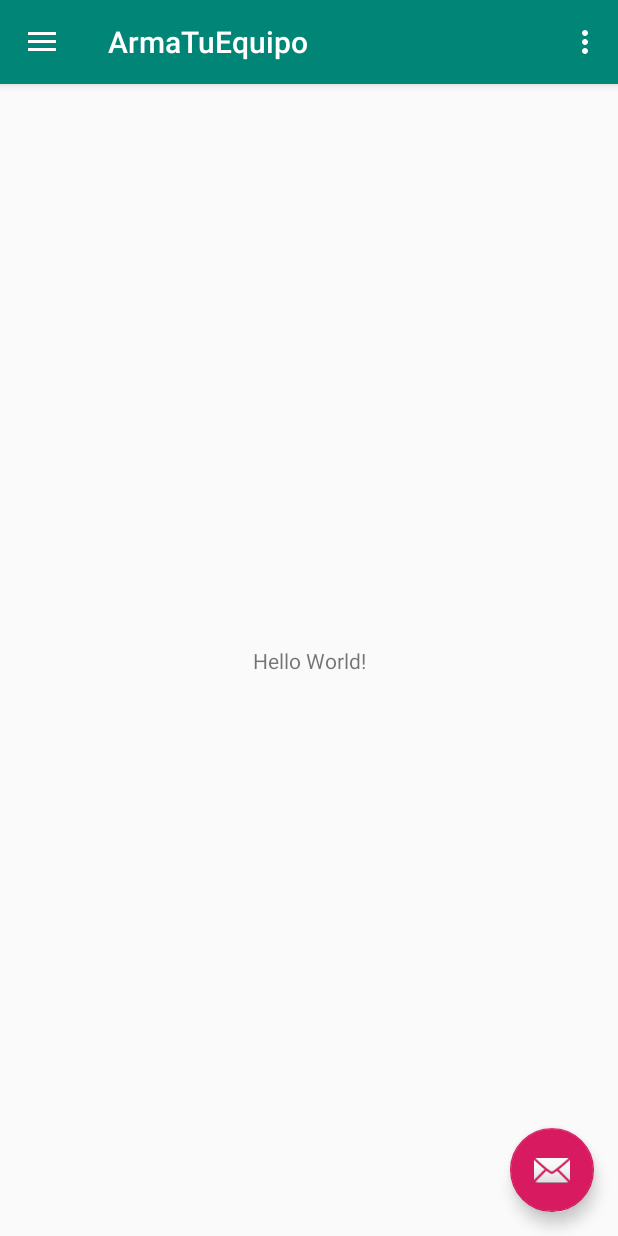
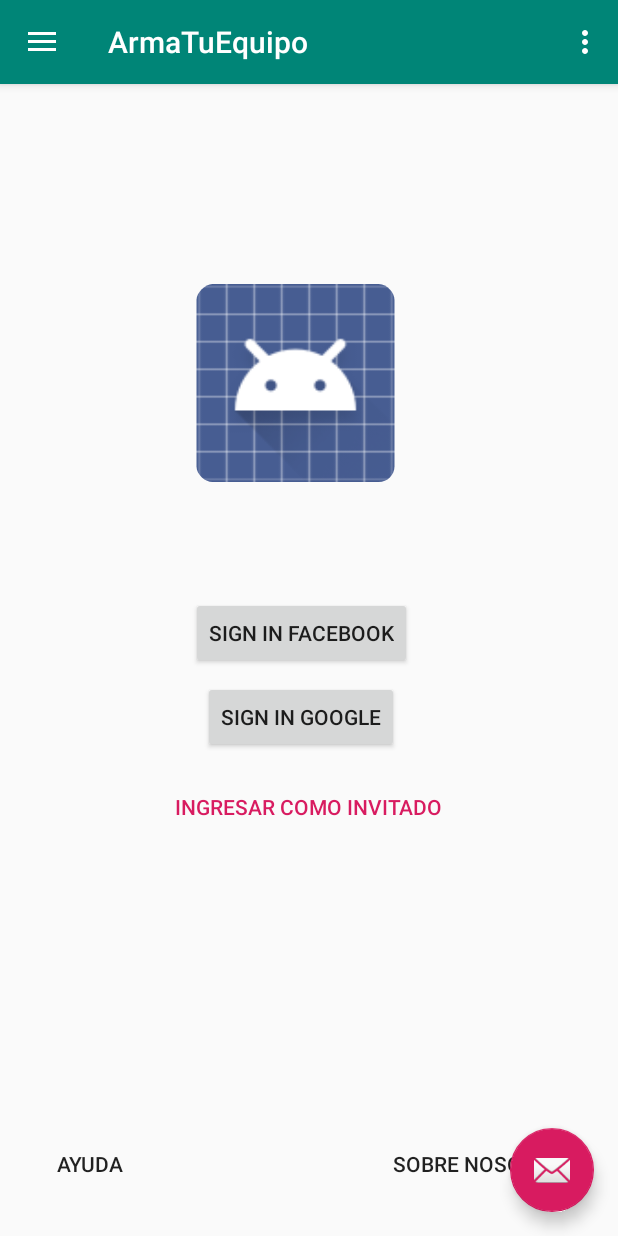
Before and after one commit to dvillarreal1234/ArmaTuEquipo, an Android app: the screen it shows after launch (MainActivity), on a phone screen of 412 x 824 dp. Run offline under Robolectric (Android 15) with nearby library versions, the phone set to English and light mode, and no system bars.

Commit message:
Modifique el content_main.xml donde va a estar el Login de la App

```diff
--- a/app/src/main/java/com/ulp/villa/armatuequipo/MainActivity.java
+++ b/app/src/main/java/com/ulp/villa/armatuequipo/MainActivity.java
@@ -20,6 +20,8 @@ import androidx.appcompat.app.AppCompatActivity;
 import androidx.appcompat.widget.Toolbar;
 
 import android.view.Menu;
+import android.widget.Button;
+import android.widget.Toast;
 
 public class MainActivity extends AppCompatActivity
         implements NavigationView.OnNavigationItemSelectedListener {
@@ -45,6 +47,47 @@ public class MainActivity extends AppCompatActivity
         drawer.addDrawerListener(toggle);
         toggle.syncState();
         navigationView.setNavigationItemSelectedListener(this);
+
+        Button btnFace = (Button) findViewById(R.id.btnFacebook);
+        Button btnGoogle = (Button) findViewById(R.id.btnGoogle);
+        Button btnAyuda = (Button) findViewById(R.id.btnAyuda);
+        Button btnSobreNos = (Button) findViewById(R.id.btnSobreNosotros);
+        Button btnInvitado = (Button) findViewById(R.id.btnInvitado);
+
+        btnFace.setOnClickListener(new View.OnClickListener() {
+            @Override
+            public void onClick(View view) {
+                Toast.makeText(getApplicationContext(),"Login con Face", Toast.LENGTH_SHORT).show();
+            }
+        });
+
+        btnGoogle.setOnClickListener(new View.OnClickListener() {
+            @Override
+            public void onClick(View view) {
+                Toast.makeText(getApplicationContext(),"Login con Google", Toast.LENGTH_SHORT).show();
+            }
+        });
+
+        btnAyuda.setOnClickListener(new View.OnClickListener() {
+            @Override
+            public void onClick(View view) {
+                Toast.makeText(getApplicationContext(),"Aiuda", Toast.LENGTH_SHORT).show();
+            }
+        });
+
+        btnSobreNos.setOnClickListener(new View.OnClickListener() {
+            @Override
+            public void onClick(View view) {
+                Toast.makeText(getApplicationContext(),"Sobre nosotros", Toast.LENGTH_SHORT).show();
+            }
+        });
+
+        btnInvitado.setOnClickListener(new View.OnClickListener() {
+            @Override
+            public void onClick(View view) {
+                Toast.makeText(getApplicationContext(),"Ingresar como invitado", Toast.LENGTH_SHORT).show();
+            }
+        });
     }
 
     @Override
--- a/app/src/main/res/layout/content_main.xml
+++ b/app/src/main/res/layout/content_main.xml
@@ -6,15 +6,95 @@
     android:layout_height="match_parent"
     app:layout_behavior="@string/appbar_scrolling_view_behavior"
     tools:context=".MainActivity"
+    tools:layout_editor_absoluteY="56dp"
     tools:showIn="@layout/app_bar_main">
 
-    <TextView
+    <ImageView
+        android:id="@+id/imageView2"
+        android:layout_width="139dp"
+        android:layout_height="132dp"
+        android:layout_marginTop="8dp"
+        android:layout_marginBottom="8dp"
+        app:layout_constraintBottom_toTopOf="@+id/guideline"
+        app:layout_constraintEnd_toEndOf="parent"
+        app:layout_constraintHorizontal_bias="0.466"
+        app:layout_constraintStart_toStartOf="parent"
+        app:layout_constraintTop_toTopOf="parent"
+        app:srcCompat="@android:drawable/sym_def_app_icon" />
+
+    <androidx.constraintlayout.widget.Guideline
+        android:id="@+id/guideline"
         android:layout_width="wrap_content"
         android:layout_height="wrap_content"
-        android:text="Hello World!"
+        android:orientation="horizontal"
+        app:layout_constraintGuide_percent="0.5185185" />
+
+
+    <Button
+        android:id="@+id/btnFacebook"
+        android:layout_width="wrap_content"
+        android:layout_height="wrap_content"
+        android:layout_marginBottom="8dp"
+        android:text="Sign in Facebook"
+        app:layout_constraintBottom_toTopOf="@+id/guideline"
+        app:layout_constraintEnd_toEndOf="parent"
+        app:layout_constraintHorizontal_bias="0.482"
+        app:layout_constraintStart_toStartOf="parent" />
+
+    <Button
+        android:id="@+id/btnGoogle"
+        android:layout_width="wrap_content"
+        android:layout_height="wrap_content"
+        android:layout_marginTop="8dp"
+        android:text="Sign In Google"
+        app:layout_constraintEnd_toEndOf="parent"
+        app:layout_constraintHorizontal_bias="0.482"
+        app:layout_constraintStart_toStartOf="parent"
+        app:layout_constraintTop_toBottomOf="@+id/btnFacebook" />
+
+    <Button
+        android:id="@+id/btnInvitado"
+        style="@style/Widget.AppCompat.Button.Borderless.Colored"
+        android:layout_width="wrap_content"
+        android:layout_height="wrap_content"
+        android:layout_marginTop="60dp"
+        android:text="Ingresar como Invitado"
+        app:layout_constraintEnd_toEndOf="parent"
+        app:layout_constraintHorizontal_bias="0.498"
+        app:layout_constraintStart_toStartOf="parent"
+        app:layout_constraintTop_toTopOf="@+id/btnGoogle" />
+
+    <androidx.constraintlayout.widget.Guideline
+        android:id="@+id/guideline2"
+        android:layout_width="wrap_content"
+        android:layout_height="wrap_content"
+        android:backgroundTint="#00000000"
+        android:orientation="horizontal"
+        android:visibility="visible"
+        app:layout_constraintGuide_percent="0.87" />
+
+    <Button
+        android:id="@+id/btnAyuda"
+        style="@style/Widget.AppCompat.Button.Borderless"
+        android:layout_width="wrap_content"
+        android:layout_height="wrap_content"
+        android:layout_marginEnd="8dp"
+        android:layout_marginBottom="24dp"
+        android:text="Ayuda"
         app:layout_constraintBottom_toBottomOf="parent"
-        app:layout_constraintLeft_toLeftOf="parent"
-        app:layout_constraintRight_toRightOf="parent"
-        app:layout_constraintTop_toTopOf="parent" />
+        app:layout_constraintEnd_toStartOf="@+id/btnSobreNosotros"
+        app:layout_constraintHorizontal_bias="0.103"
+        app:layout_constraintStart_toStartOf="parent" />
+
+    <Button
+        android:id="@+id/btnSobreNosotros"
+        style="@style/Widget.AppCompat.Button.Borderless"
+        android:layout_width="wrap_content"
+        android:layout_height="wrap_content"
+        android:layout_marginEnd="16dp"
+        android:layout_marginBottom="24dp"
+        android:text="Sobre Nosotros"
+        app:layout_constraintBottom_toBottomOf="parent"
+        app:layout_constraintEnd_toEndOf="parent" />
 
 </androidx.constraintlayout.widget.ConstraintLayout>
--- a/build.gradle
+++ b/build.gradle
@@ -7,7 +7,7 @@ buildscript {
 
     }
     dependencies {
-        classpath 'com.android.tools.build:gradle:3.4.1'
+        classpath 'com.android.tools.build:gradle:3.4.2'
 
         // NOTE: Do not place your application dependencies here; they belong
         // in the individual module build.gradle files
```
